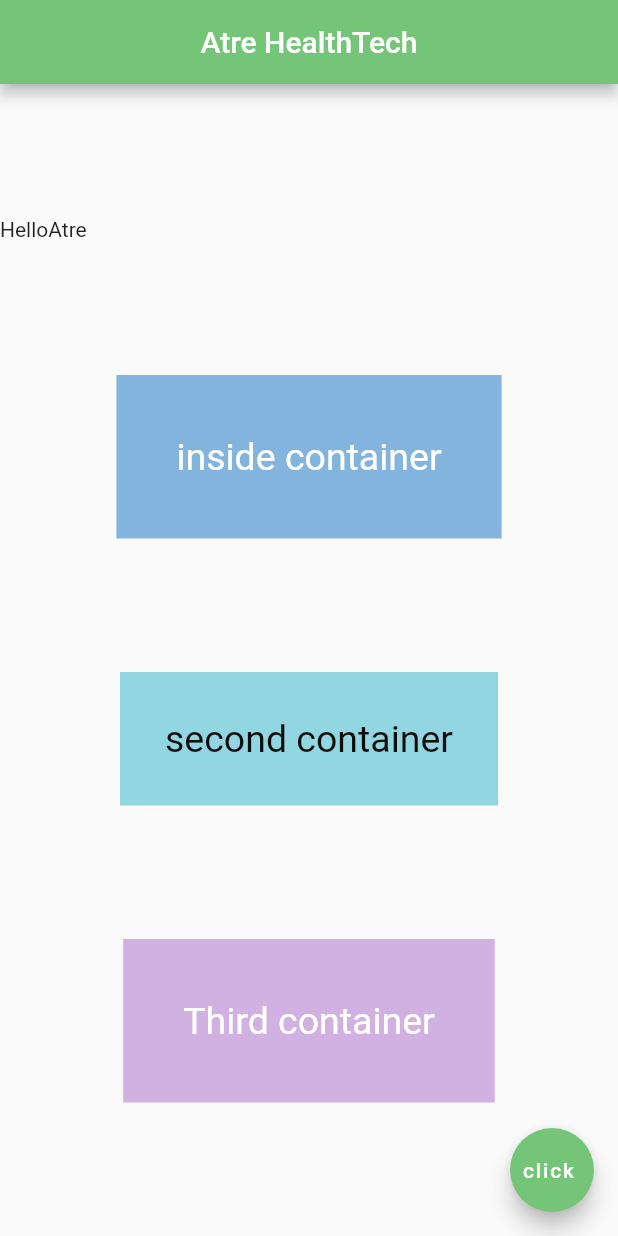
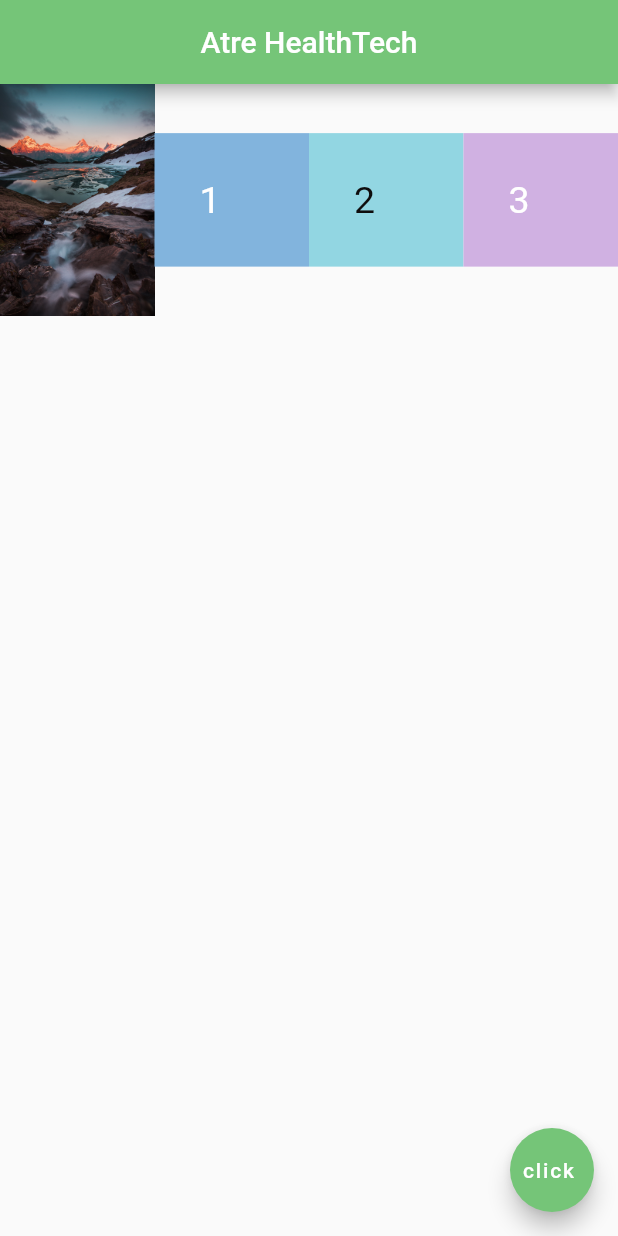
Before and after one commit to malavikaac/flutter-practice, a Flutter app: the screen it shows after launch, on a phone screen of 412 x 824 dp. Run offline on Flutter 3.47's test engine with Material 2 defaults, Android fonts, the light colour scheme and no system bars.

Commit message:
expaneded widget

```diff
--- a/lib/main.dart
+++ b/lib/main.dart
@@ -1,5 +1,3 @@
-// ignore_for_file: prefer_const_constructors
-
 import 'package:flutter/material.dart';
 
 void main() => runApp(MaterialApp(
@@ -17,42 +15,44 @@ class Home extends StatelessWidget {
         centerTitle: true,
         backgroundColor: Color.fromARGB(255, 117, 197, 120),
       ),
-      body: Column(
-        mainAxisAlignment: MainAxisAlignment.spaceEvenly,
-        crossAxisAlignment: CrossAxisAlignment.center,
+      body: Row(
         children: <Widget>[
-          Row(
-            children: <Widget>[
-              Text('Hello'),
-              Text('Atre'),
-            ],
-          ),
-          Container(
+          Expanded(child: Image.asset('assets/water.jpg')),
+          Expanded(
+            flex: 1,
+            child: Container(
               color: Color.fromARGB(255, 130, 180, 221),
-            padding: EdgeInsets.all(40.0),
-            child: Text('inside container',
+              padding: EdgeInsets.all(30.0),
+              child: Text('1',
                   style: TextStyle(
                     color: Colors.white,
                     fontSize: 25,
                   )),
             ),
-          Container(
+          ),
+          Expanded(
+            flex: 1,
+            child: Container(
               color: Color.fromARGB(255, 146, 214, 226),
               padding: EdgeInsets.all(30.0),
-            child: Text('second container',
+              child: Text('2',
                   style: TextStyle(
                     color: Color.fromARGB(255, 14, 13, 13),
                     fontSize: 25,
                   )),
             ),
-          Container(
+          ),
+          Expanded(
+            flex: 1,
+            child: Container(
               color: Color.fromARGB(255, 208, 177, 226),
-            padding: EdgeInsets.all(40.0),
-            child: Text('Third container',
+              padding: EdgeInsets.all(30.0),
+              child: Text('3',
                   style: TextStyle(
                     color: Colors.white,
                     fontSize: 25,
                   )),
+            ),
           ),
         ],
       ),
--- a/pubspec.yaml
+++ b/pubspec.yaml
@@ -59,9 +59,8 @@ flutter:
   uses-material-design: true
 
   # To add assets to your application, add an assets section, like this:
-  # assets:
-  #   - images/a_dot_burr.jpeg
-  #   - images/a_dot_ham.jpeg
+  assets:
+    - assets/
 
   # An image asset can refer to one or more resolution-specific "variants", see
   # https://flutter.dev/assets-and-images/#resolution-aware
```
Also changed, not shown: assets/water.jpg (added). Lines whose indentation alone changed are shown as unchanged.
